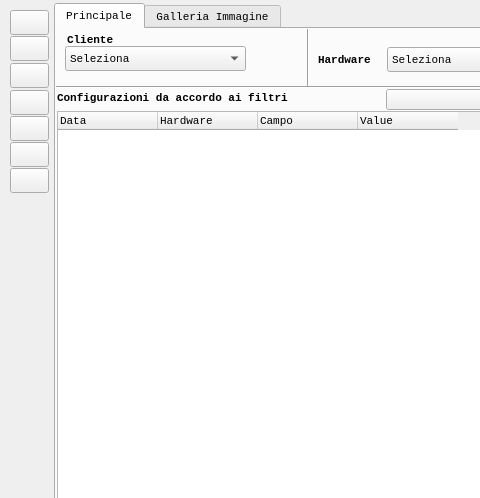
emper0r/aron-conf, file QtUI/mainwindow_l.ui: the form before one commit; both pictures show x 0 to 480 and y 0 to 498 of the 1360 by 670 pixel window.
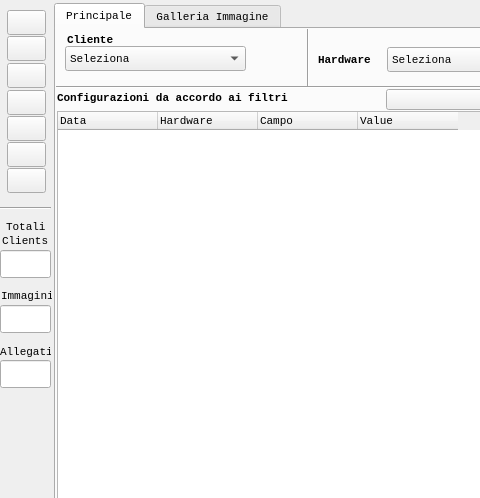
The form after the commit.

Commit message: * Added statistic into GUI

Patch:
```diff
--- a/QtUI/mainwindow_l.ui
+++ b/QtUI/mainwindow_l.ui
@@ -1254,7 +1254,7 @@
    <widget class="QPushButton" name="btLogout">
     <property name="geometry">
      <rect>
-      <x>10</x>
+      <x>7</x>
       <y>63</y>
       <width>39</width>
       <height>25</height>
@@ -1296,7 +1296,7 @@
    <widget class="QPushButton" name="btPDF">
     <property name="geometry">
      <rect>
-      <x>10</x>
+      <x>7</x>
       <y>142</y>
       <width>39</width>
       <height>25</height>
@@ -1338,7 +1338,7 @@
    <widget class="QPushButton" name="btPassword">
     <property name="geometry">
      <rect>
-      <x>10</x>
+      <x>7</x>
       <y>36</y>
       <width>39</width>
       <height>25</height>
@@ -1380,7 +1380,7 @@
    <widget class="QPushButton" name="btLogs">
     <property name="geometry">
      <rect>
-      <x>10</x>
+      <x>7</x>
       <y>116</y>
       <width>39</width>
       <height>25</height>
@@ -1422,7 +1422,7 @@
    <widget class="QPushButton" name="btLogin">
     <property name="geometry">
      <rect>
-      <x>10</x>
+      <x>7</x>
       <y>10</y>
       <width>39</width>
       <height>25</height>
@@ -1464,7 +1464,7 @@
    <widget class="QPushButton" name="btUsers">
     <property name="geometry">
      <rect>
-      <x>10</x>
+      <x>7</x>
       <y>90</y>
       <width>39</width>
       <height>25</height>
@@ -1613,7 +1613,7 @@
     </property>
     <property name="geometry">
      <rect>
-      <x>10</x>
+      <x>7</x>
       <y>168</y>
       <width>39</width>
       <height>25</height>
@@ -1652,6 +1652,131 @@
      <number>10</number>
     </property>
    </widget>
+   <widget class="Line" name="line_7">
+    <property name="geometry">
+     <rect>
+      <x>0</x>
+      <y>200</y>
+      <width>51</width>
+      <height>16</height>
+     </rect>
+    </property>
+    <property name="orientation">
+     <enum>Qt::Horizontal</enum>
+    </property>
+   </widget>
+   <widget class="QLabel" name="total_clients">
+    <property name="geometry">
+     <rect>
+      <x>2</x>
+      <y>230</y>
+      <width>51</width>
+      <height>21</height>
+     </rect>
+    </property>
+    <property name="cursor">
+     <cursorShape>PointingHandCursor</cursorShape>
+    </property>
+    <property name="text">
+     <string>Clients</string>
+    </property>
+   </widget>
+   <widget class="QLabel" name="label_statistics">
+    <property name="geometry">
+     <rect>
+      <x>6</x>
+      <y>218</y>
+      <width>51</width>
+      <height>18</height>
+     </rect>
+    </property>
+    <property name="cursor">
+     <cursorShape>PointingHandCursor</cursorShape>
+    </property>
+    <property name="text">
+     <string>Totali</string>
+    </property>
+   </widget>
+   <widget class="QLabel" name="total_images">
+    <property name="geometry">
+     <rect>
+      <x>1</x>
+      <y>285</y>
+      <width>51</width>
+      <height>21</height>
+     </rect>
+    </property>
+    <property name="cursor">
+     <cursorShape>PointingHandCursor</cursorShape>
+    </property>
+    <property name="text">
+     <string>Immagini</string>
+    </property>
+   </widget>
+   <widget class="QLabel" name="total_attachments">
+    <property name="geometry">
+     <rect>
+      <x>0</x>
+      <y>341</y>
+      <width>51</width>
+      <height>21</height>
+     </rect>
+    </property>
+    <property name="cursor">
+     <cursorShape>PointingHandCursor</cursorShape>
+    </property>
+    <property name="text">
+     <string>Allegati</string>
+    </property>
+   </widget>
+   <widget class="QLineEdit" name="lineEditTotalClient">
+    <property name="geometry">
+     <rect>
+      <x>0</x>
+      <y>250</y>
+      <width>51</width>
+      <height>28</height>
+     </rect>
+    </property>
+    <property name="cursor">
+     <cursorShape>PointingHandCursor</cursorShape>
+    </property>
+    <property name="readOnly">
+     <bool>true</bool>
+    </property>
+   </widget>
+   <widget class="QLineEdit" name="lineEditTotalImages">
+    <property name="geometry">
+     <rect>
+      <x>0</x>
+      <y>305</y>
+      <width>51</width>
+      <height>28</height>
+     </rect>
+    </property>
+    <property name="cursor">
+     <cursorShape>PointingHandCursor</cursorShape>
+    </property>
+    <property name="readOnly">
+     <bool>true</bool>
+    </property>
+   </widget>
+   <widget class="QLineEdit" name="lineEditTotalAttachments">
+    <property name="geometry">
+     <rect>
+      <x>0</x>
+      <y>360</y>
+      <width>51</width>
+      <height>28</height>
+     </rect>
+    </property>
+    <property name="cursor">
+     <cursorShape>PointingHandCursor</cursorShape>
+    </property>
+    <property name="readOnly">
+     <bool>true</bool>
+    </property>
+   </widget>
   </widget>
   <widget class="QStatusBar" name="statusBar">
    <property name="palette">
```
The commit also changes 4 other files.
